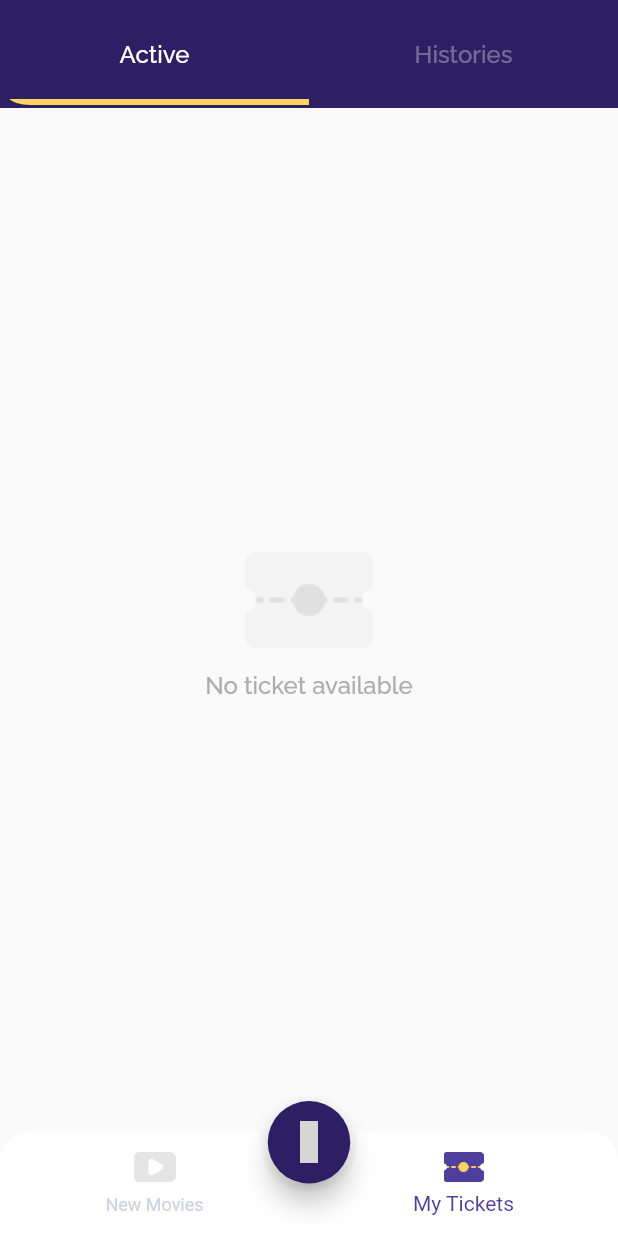
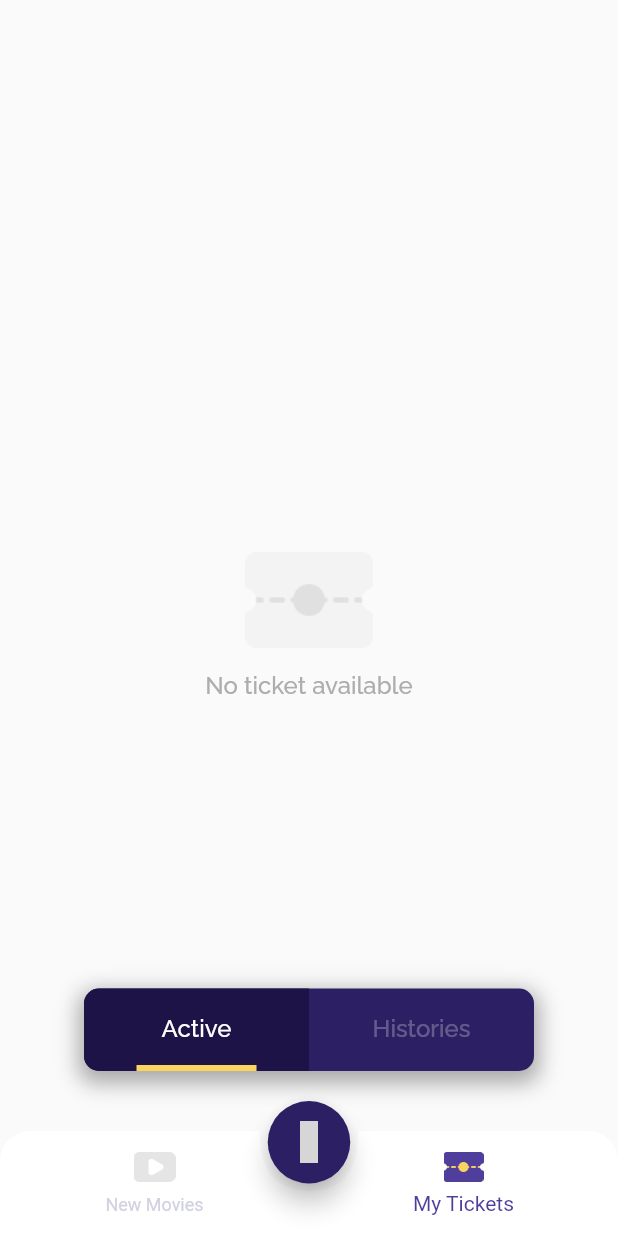
Before and after one commit to anggadarkprince/flutix, a Flutter app: the HomeScreen screen opened directly, on a phone screen of 412 x 824 dp. Run offline on Flutter 3.47's test engine with Material 2 defaults, Android fonts, the phone set to English and light mode, and no system bars; our stand-ins replace cloud_firestore, email_validator, equatable, firebase_auth, firebase_core, firebase_storage and 7 more; accounts and stored records are empty; network calls fail; grey boxes are pictures that could not be loaded.

Commit message:
fix naviagation ticket

```diff
--- a/lib/ui/pages/home.dart
+++ b/lib/ui/pages/home.dart
@@ -1,10 +1,8 @@
 import 'package:firebase_auth/firebase_auth.dart' as auth;
 import 'package:flutix/models/models.dart';
-import 'package:flutix/services/auth_services.dart';
 import 'package:flutix/services/user_service.dart';
 import 'package:flutix/shared/theme.dart';
 import 'package:flutix/ui/pages/movie.dart';
-import 'package:flutix/ui/pages/splash.dart';
 import 'package:flutix/ui/pages/ticket.dart';
 import 'package:flutix/ui/pages/topup.dart';
 import 'package:flutter/material.dart';
--- a/lib/ui/pages/login.dart
+++ b/lib/ui/pages/login.dart
@@ -130,7 +130,7 @@ class _LoginScreenState extends State<LoginScreen> {
         height: 50,
         margin: EdgeInsets.only(top: 40, bottom: 45),
         child: isSigningIn
-          ? SpinKitCircle(color: mainColor)
+          ? SpinKitFadingCircle(color: mainColor)
           : FloatingActionButton(
               elevation: 4,
               backgroundColor: isEmailValid && isPasswordValid ? mainColor : Color(0xFFE4E4E4),
--- a/lib/ui/pages/movie_detail.dart
+++ b/lib/ui/pages/movie_detail.dart
@@ -133,12 +133,15 @@ class MovieDetailScreen extends StatelessWidget {
             movieDetail.genresAndLanguage,
             style: greyTextFont.copyWith(fontSize: 12, fontWeight: FontWeight.w400),
           )
-        : SizedBox(
-            height: 50,
-            width: 50,
-            child: SpinKitFadingCircle(
-              color: accentColor3,
-            ),
+        : Padding(
+            padding: EdgeInsets.only(top: 5),
+            child: SizedBox(
+              height: 40,
+              width: 40,
+              child: SpinKitPulse(
+                color: mainColor,
+              ),
+            )
           )
     );
   }
--- a/lib/ui/pages/profile.dart
+++ b/lib/ui/pages/profile.dart
@@ -10,7 +10,6 @@ import 'package:flutix/shared/theme.dart';
 import 'package:flutter/material.dart';
 import 'package:flutter/services.dart';
 import 'package:flutter_spinkit/flutter_spinkit.dart';
-import 'package:material_design_icons_flutter/material_design_icons_flutter.dart';
 
 class ProfileScreen extends StatefulWidget {
   final User user;
--- a/lib/ui/pages/ticket.dart
+++ b/lib/ui/pages/ticket.dart
@@ -33,7 +33,6 @@ class _TicketScreenState extends State<TicketScreen> {
     return Scaffold(
       body: Stack(
         children: <Widget>[
-          // note: CONTENT
           Container(
             margin: EdgeInsets.symmetric(horizontal: defaultMargin),
             child: FutureBuilder(
@@ -47,79 +46,98 @@ class _TicketScreenState extends State<TicketScreen> {
                     child: Center(child: Text("${snapshot.error}")),
                   );
                 }
-
                 return TicketViewer(tickets, isExpiredTickets);
               }
             )
           ),
-          // note: HEADER
-          Container(height: 72, color: accentColor1),
-          SafeArea(
-            child: ClipPath(
-              clipper: HeaderClipper(),
+          Align(
+            alignment: Alignment.bottomCenter,
             child: Container(
-                height: 70,
+              width: 300,
+              height: 55,
+              margin: EdgeInsets.only(bottom: 110),
+              decoration: BoxDecoration(
+                borderRadius: BorderRadius.circular(10),
                 color: accentColor1,
-                child: Column(
-                  crossAxisAlignment: CrossAxisAlignment.start,
-                  mainAxisAlignment: MainAxisAlignment.end,
+                boxShadow: [
+                  BoxShadow(color: Color(0x55000000), spreadRadius: 3, blurRadius: 12, offset: Offset(0, 5)),
+                ],
+              ),
+              child: Row(
                 children: <Widget>[
-                    Row(
-                      children: <Widget>[
-                        Column(
-                          children: <Widget>[
-                            GestureDetector(
+                  Expanded(
+                    child: GestureDetector(
+                      behavior: HitTestBehavior.opaque,
                       onTap: () {
                         setState(() {
                           isExpiredTickets = !isExpiredTickets;
                         });
                       },
-                              child: Text(
+                      child: Container(
+                        decoration: BoxDecoration(
+                          borderRadius: BorderRadius.only(topLeft: Radius.circular(10), bottomLeft: Radius.circular(10)),
+                          color: !isExpiredTickets ? Color(0xFF1D1347) : Colors.transparent,
+                        ),
+                        height: double.infinity,
+                        child: Column(
+                          mainAxisAlignment: MainAxisAlignment.end,
+                          children: <Widget>[
+                            Text(
                               "Active",
                               style: whiteTextFont.copyWith(
                                 fontSize: 16,
                                 fontWeight: FontWeight.w500,
-                                  color: !isExpiredTickets ? Colors.white : Color(0x55FFFFFF)
+                                color: !isExpiredTickets ? Colors.white : Color(0x44FFFFFF)
                               ),
                             ),
-                            ),
-                            SizedBox(height: 20),
+                            SizedBox(height: 15),
                             Container(
                               height: 4,
-                              width: MediaQuery.of(context).size.width * 0.5,
+                              width: 80,
                               color: !isExpiredTickets ? accentColor2 : Colors.transparent,
                             )
                           ],
+                        )
                       ),
-                        Column(
-                          children: <Widget>[
-                            GestureDetector(
+                    )
+                  ),
+                  Expanded(
+                    child: GestureDetector(
+                      behavior: HitTestBehavior.opaque,
                       onTap: () {
                         setState(() {
                           isExpiredTickets = !isExpiredTickets;
                         });
                       },
-                              child: Text(
+                      child: Container(
+                        decoration: BoxDecoration(
+                          borderRadius: BorderRadius.only(topRight: Radius.circular(10), bottomRight: Radius.circular(10)),
+                          color: isExpiredTickets ? Color(0xFF1D1347) : Colors.transparent,
+                        ),
+                        height: double.infinity,
+                        child: Column(
+                          mainAxisAlignment: MainAxisAlignment.end,
+                          children: <Widget>[
+                            Text(
                               "Histories",
                               style: whiteTextFont.copyWith(
                                 fontSize: 16,
                                 fontWeight: FontWeight.w500,
-                                  color: isExpiredTickets ? Colors.white : Color(0x55FFFFFF)
+                                color: isExpiredTickets ? Colors.white : Color(0x44FFFFFF)
                               ),
                             ),
-                            ),
-                            SizedBox(height: 20),
+                            SizedBox(height: 15),
                             Container(
                               height: 4,
-                              width: MediaQuery.of(context).size.width * 0.5,
+                              width: 80,
                               color: isExpiredTickets ? accentColor2 : Colors.transparent,
                             )
                           ],
                         )
+                      )
+                    )
+                  ),
                 ],
-                    )
-                  ],
-                ),
               ),
             )
           )
@@ -157,7 +175,7 @@ class TicketViewer extends StatelessWidget {
   @override
   Widget build(BuildContext context) {
     if (tickets == null) {
-      return SpinKitFadingCircle(
+      return SpinKitPulse(
         color: mainColor,
         size: 50,
       );
@@ -189,12 +207,17 @@ class TicketViewer extends StatelessWidget {
       );
     }
 
-    return ListView.builder(
+    return Container(
+      child:ListView.builder(
         itemCount: sortedTickets.length,
-      itemBuilder: (_, index) => Stack(
+        itemBuilder: (_, index) => Container(
+          margin: EdgeInsets.only(
+            top: index == 0 ? 20 : 0,
+            bottom: index == sortedTickets.length - 1 ? 200 : 15
+          ),
+          child: Stack(
             children: <Widget>[
               Container(
-            margin: EdgeInsets.only(top: index == 0 ? 100 : 20, bottom: index == sortedTickets.length - 1 ? 120 : 0),
                 child: Row(
                   children: <Widget>[
                     Container(
@@ -248,6 +271,8 @@ class TicketViewer extends StatelessWidget {
               )
             ]
           )
+        )
+      )
     );
   }
 }
--- a/lib/ui/widgets/movie_card.dart
+++ b/lib/ui/widgets/movie_card.dart
@@ -24,6 +24,7 @@ class MovieCard extends StatelessWidget {
           height: 140,
           width: 210,
           decoration: BoxDecoration(
+            color: Colors.blueGrey[100],
             borderRadius: BorderRadius.circular(15),
             image: DecorationImage(
               image: NetworkImage(imageBaseURL + "w780" + movie.backdropPath),
```
Also changed, not shown: lib/ui/widgets/credit_card.dart (+5 -5 lines). Lines whose indentation alone changed are shown as unchanged.
